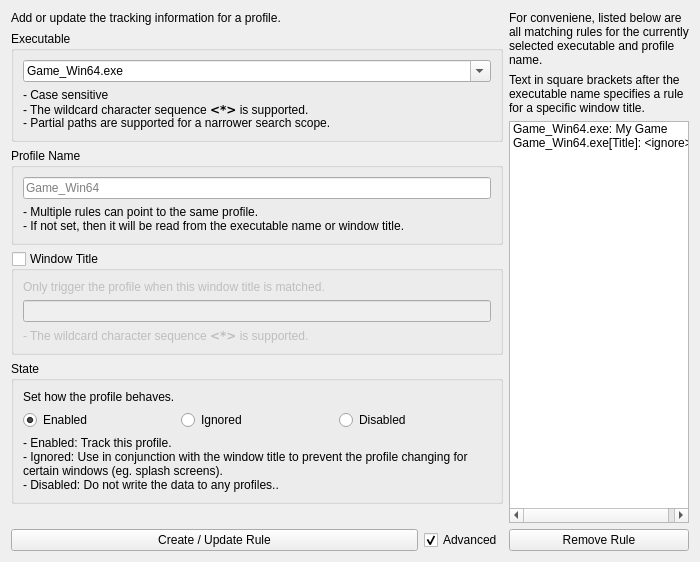
Before: the Qt Designer form mousetracks2/gui/ui/applist.ui in huntfx/MouseTracks, drawn with Qt 5.
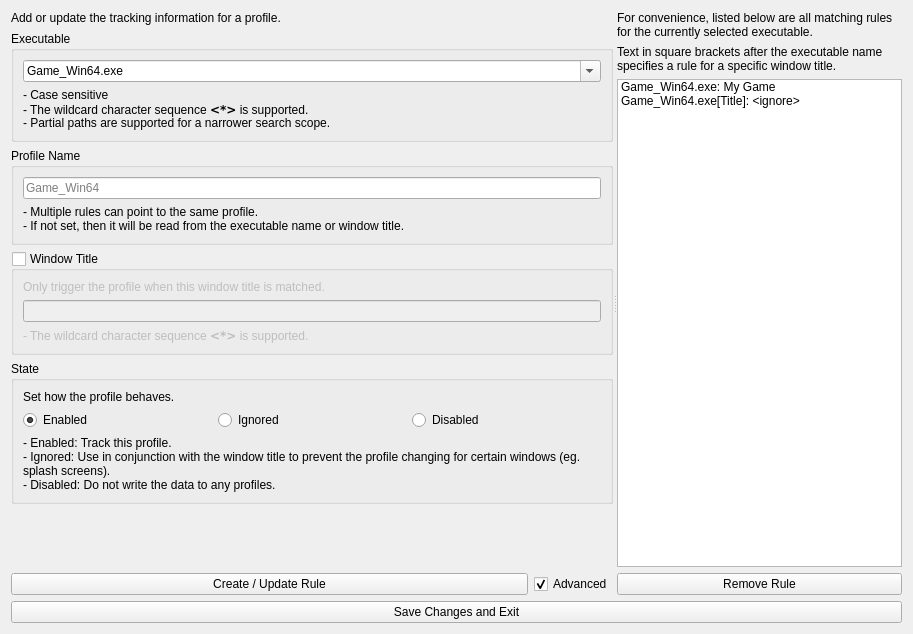
After: the same form once the commit is applied.

Commit message: Implement remaining AppList window methods

Patch:
```diff
--- a/mousetracks2/gui/ui/applist.ui
+++ b/mousetracks2/gui/ui/applist.ui
@@ -6,15 +6,20 @@
    <rect>
     <x>0</x>
     <y>0</y>
-    <width>700</width>
-    <height>562</height>
+    <width>913</width>
+    <height>634</height>
    </rect>
   </property>
   <property name="windowTitle">
    <string>Form</string>
   </property>
-  <layout class="QHBoxLayout" name="horizontalLayout">
+  <layout class="QVBoxLayout" name="verticalLayout">
    <item>
+    <widget class="QSplitter" name="splitter">
+     <property name="orientation">
+      <enum>Qt::Orientation::Horizontal</enum>
+     </property>
+     <widget class="QWidget" name="layoutWidget">
     <layout class="QVBoxLayout" name="verticalLayout_2">
      <item>
       <widget class="QLabel" name="label_5">
@@ -203,7 +208,7 @@
           <property name="text">
            <string>- Enabled: Track this profile.
 - Ignored: Use in conjunction with the window title to prevent the profile changing for certain windows (eg. splash screens).
-- Disabled: Do not write the data to any profiles..</string>
+- Disabled: Do not write the data to any profiles.</string>
           </property>
           <property name="wordWrap">
            <bool>true</bool>
@@ -231,7 +236,7 @@
        <item>
         <widget class="QPushButton" name="create">
          <property name="sizePolicy">
-          <sizepolicy hsizetype="Expanding" vsizetype="Fixed">
+            <sizepolicy hsizetype="MinimumExpanding" vsizetype="Fixed">
            <horstretch>0</horstretch>
            <verstretch>0</verstretch>
           </sizepolicy>
@@ -260,13 +265,13 @@
       </layout>
      </item>
     </layout>
-   </item>
-   <item>
+     </widget>
+     <widget class="QWidget" name="layoutWidget">
     <layout class="QVBoxLayout" name="verticalLayout_8">
      <item>
       <widget class="QLabel" name="label_4">
        <property name="text">
-        <string>For conveniene, listed below are all matching rules for the currently selected executable and profile name.</string>
+          <string>For convenience, listed below are all matching rules for the currently selected executable.</string>
        </property>
        <property name="wordWrap">
         <bool>true</bool>
@@ -323,6 +328,15 @@
       </widget>
      </item>
     </layout>
+     </widget>
+    </widget>
+   </item>
+   <item>
+    <widget class="QPushButton" name="save">
+     <property name="text">
+      <string>Save Changes and Exit</string>
+     </property>
+    </widget>
    </item>
   </layout>
  </widget>
```
Lines whose indentation alone changed are shown as unchanged. The commit also changes 3 other files.
